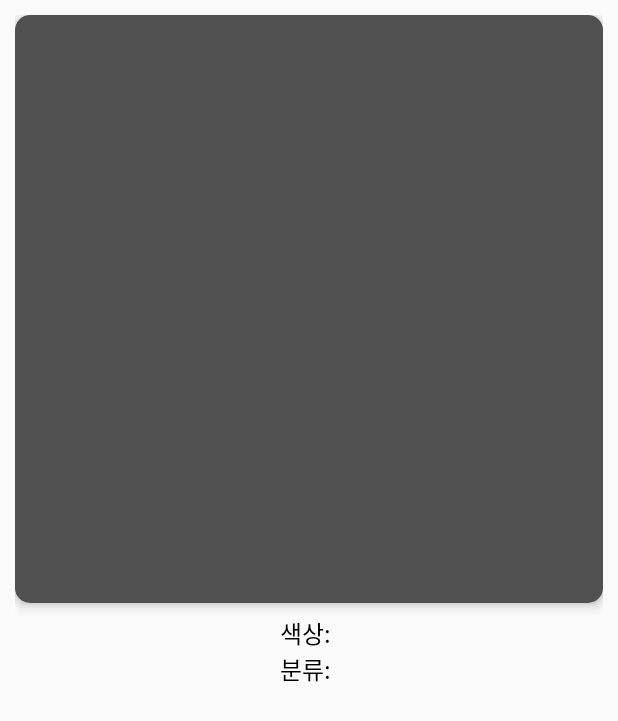
After one commit to ChoiJjyo-RECO/RECO-frontend, an Android app built with Jetpack Compose: the layout closet_item_image.xml on its own in the app's theme, with its tools: preview values and no code run, on a phone screen of 412 x 824 dp. The commit adds this screen. Shown: the top 721 px of the screen. Run offline under Robolectric (Android 15) with nearby library versions, the phone set to English and light mode, and no system bars.

Commit message:
Feat: 사진 아래 색상/분류 글자 추가

```diff
--- /dev/null
+++ b/app/src/main/res/layout/closet_item_image.xml
@@ -0,0 +1,46 @@
+<?xml version="1.0" encoding="utf-8"?>
+<LinearLayout xmlns:android="http://schemas.android.com/apk/res/android"
+        android:layout_width="match_parent"
+        android:layout_height="wrap_content"
+        xmlns:app="http://schemas.android.com/apk/res-auto"
+        android:layout_margin="10dp"
+        android:orientation="vertical">
+
+    <androidx.cardview.widget.CardView
+            android:layout_width="match_parent"
+            android:layout_height="wrap_content"
+            app:cardCornerRadius="10dp"
+            app:cardBackgroundColor="@color/white"
+            app:cardElevation="4dp">
+
+        <ImageView
+                android:id="@+id/closetImageView"
+                android:layout_width="match_parent"
+                android:layout_height="wrap_content"
+                android:scaleType="centerCrop"
+                android:adjustViewBounds="true"
+                android:src="#505050" />
+
+    </androidx.cardview.widget.CardView>
+
+    <TextView
+            android:id="@+id/colorCategoryTextView"
+            android:layout_width="wrap_content"
+            android:layout_height="wrap_content"
+            android:textColor="@android:color/black"
+            android:textSize="16sp"
+            android:layout_marginTop="8dp"
+            android:layout_gravity="center_horizontal"
+            android:text="색상: " />
+
+    <TextView
+            android:id="@+id/clothesTextView"
+            android:layout_width="wrap_content"
+            android:layout_height="wrap_content"
+            android:textColor="@android:color/black"
+            android:textSize="16sp"
+            android:layout_marginBottom="8dp"
+            android:layout_gravity="center_horizontal"
+            android:text="분류: " />
+
+</LinearLayout>
--- a/app/src/main/res/layout/item_image.xml
+++ b/app/src/main/res/layout/recent_item_image.xml
@@ -14,7 +14,7 @@
         app:cardElevation="4dp">
 
         <ImageView
-            android:id="@+id/imageView"
+            android:id="@+id/recentImageView"
             android:layout_width="match_parent"
             android:layout_height="wrap_content"
             android:scaleType="centerCrop"
```
Also changed, not shown: app/src/main/java/choijjyo/reco/ClosetImageAdapter.kt (added, +37 -0 lines), app/src/main/java/choijjyo/reco/ClosetImageViewHolder.kt (added, +12 -0 lines), app/src/main/java/choijjyo/reco/FirestoreHelper.kt (+10 -20 lines), app/src/main/java/choijjyo/reco/ImageViewHolder.kt (deleted, +0 -9 lines), app/src/main/java/choijjyo/reco/RecentImageAdapter.kt (renamed from app/src/main/java/choijjyo/reco/ImageAdapter.kt, +5 -5 lines), app/src/main/java/choijjyo/reco/RecentImageViewHolder.kt (added, +9 -0 lines).
